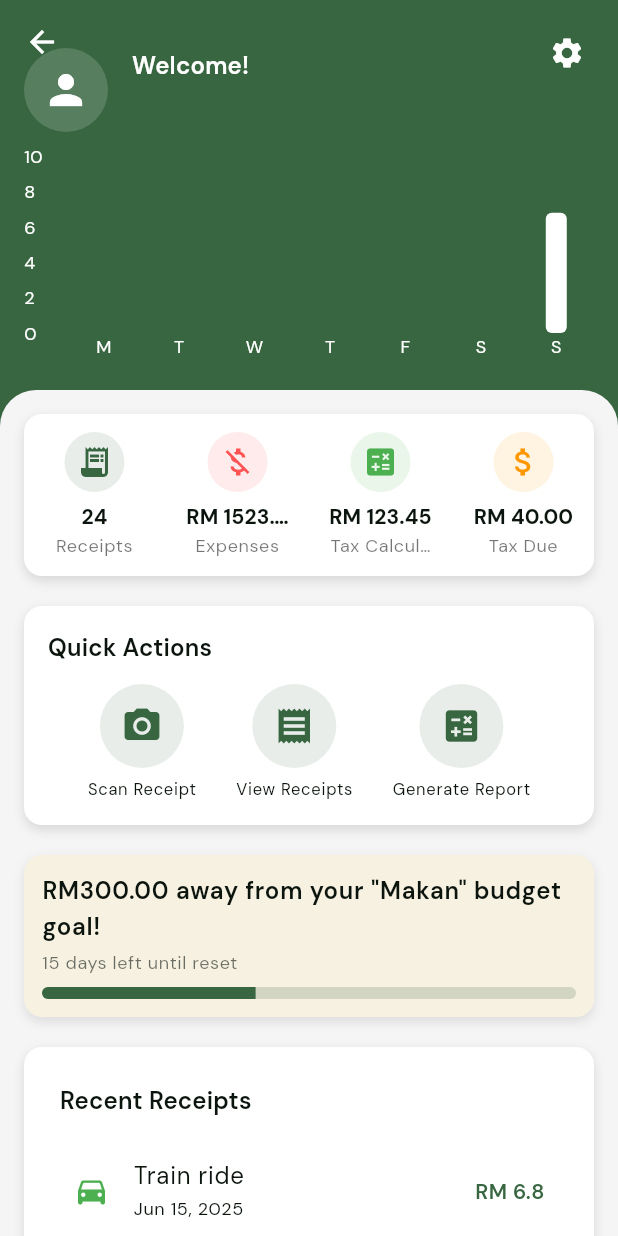
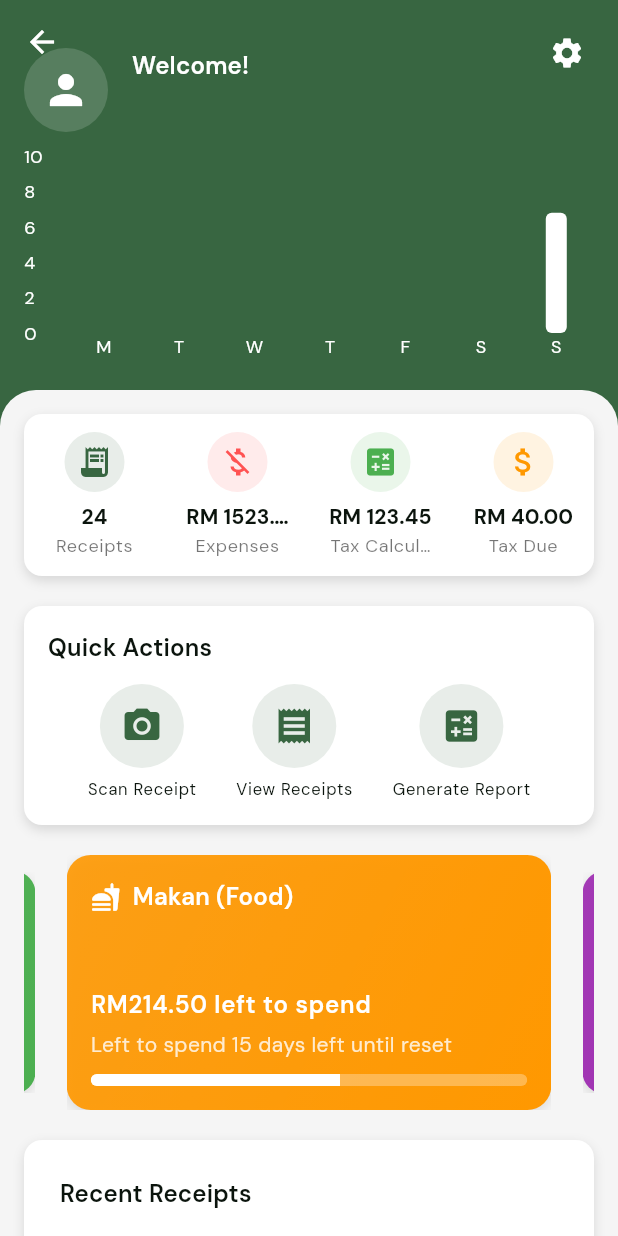
Before and after one commit to vinky0813/tolak_tax, a Flutter app: the DashboardScreen screen opened directly, on a phone screen of 412 x 824 dp. Run offline on Flutter 3.47's test engine with Material 3 defaults, Android fonts, the phone set to English and light mode, and no system bars; drawn by our look-alikes of carousel_slider, fl_chart; our stand-ins replace firebase_auth, firebase_core, flutter_svg, google_sign_in, step_progress_indicator; missing offline and left inert: flutter_facebook_auth; accounts and stored records are empty.

Commit message:
Updated Budget Section in DashboardScreen

```diff
--- a/lib/screens/dashboard_screen.dart
+++ b/lib/screens/dashboard_screen.dart
@@ -2,16 +2,50 @@ import 'package:flutter/material.dart';
 import 'package:provider/provider.dart';
 import 'package:tolak_tax/models/receipt_model.dart';
 import 'package:tolak_tax/services/auth_service.dart';
+import 'package:tolak_tax/utils/category_constants.dart';
+import 'package:tolak_tax/utils/category_helper.dart';
 import 'package:tolak_tax/widgets/gamified_progress.dart';
 import 'package:tolak_tax/widgets/quick_actionbutton.dart';
 import 'package:tolak_tax/widgets/recent_receipts_list.dart';
 import 'package:tolak_tax/widgets/section_container.dart';
 import 'package:tolak_tax/widgets/summary_card.dart';
 import 'package:tolak_tax/widgets/weekly_barchart.dart';
+import 'package:carousel_slider/carousel_slider.dart';
 
-class DashboardScreen extends StatelessWidget {
+class DashboardScreen extends StatefulWidget {
   const DashboardScreen({super.key});
 
+  @override
+  State<DashboardScreen> createState() => _DashboardScreenState();
+}
+
+class _DashboardScreenState extends State<DashboardScreen> {
+
+  late Map<String, double> _budgets;
+  late Map<String, double> _spentAmounts;
+
+  final List<String> _displayCategories = allCategories.where((c) => c != 'All').toList();
+
+  @override
+  void initState() {
+    super.initState();
+
+    _budgets = {
+      'food': 500.0,
+      'shopping': 300.0,
+      'utilities': 400.0,
+      'entertainment': 150.0,
+      'transport': 200.0,
+    };
+
+    _spentAmounts = {
+      'food': 285.50,
+      'shopping': 310.75,
+      'utilities': 150.0,
+      'entertainment': 95.20,
+      'transport': 120.0,
+    };
+  }
   @override
   Widget build(BuildContext context) {
     final theme = Theme.of(context);
@@ -340,11 +374,33 @@ class DashboardScreen extends StatelessWidget {
 
                       const SizedBox(height: 20),
 
-                      GamifiedProgress(
-                        label: 'Makan',
-                        budget: 500.0,
-                        spent: totalMakanExpenses,
-                      ),
+                      CarouselSlider.builder(
+                          itemCount: _displayCategories.length,
+                          itemBuilder: (context, index, realIndex) {
+                            final category = _displayCategories[index];
+                            final budget = _budgets[category] ?? 0.0;
+                            final spent = _spentAmounts[category] ?? 0.0;
+                            final icon = CategoryHelper.getIcon(category);
+                            final label = CategoryHelper.getDisplayName(category);
+                            final color = CategoryHelper.getCategoryColor(category);
+
+                            return GamifiedProgress(
+                                label: label,
+                                icon: icon,
+                                budget: budget,
+                                spent: spent,
+                                color: color,
+                                onTap: () {
+                                  print("pressed");
+                                },);
+                          },
+                          options: CarouselOptions(
+                            autoPlay: true,
+                            autoPlayInterval: const Duration(seconds: 5),
+                            enlargeCenterPage: true,
+                            viewportFraction: 0.85,
+                            height: 170,
+                          )),
 
                       const SizedBox(height: 20),
 
--- a/lib/widgets/gamified_progress.dart
+++ b/lib/widgets/gamified_progress.dart
@@ -2,14 +2,20 @@ import 'package:flutter/material.dart';
 
 class GamifiedProgress extends StatefulWidget {
   final String label;
+  final IconData icon;
   final double budget;
   final double spent;
+  final Color color;
+  final VoidCallback onTap;
 
   const GamifiedProgress({
     super.key,
     required this.label,
+    required this.icon,
     required this.budget,
     required this.spent,
+    required this.color,
+    required this.onTap,
   });
 
   @override
@@ -79,12 +85,37 @@ class _GamifiedProgressState extends State<GamifiedProgress>
     final theme = Theme.of(context);
     final colorScheme = theme.colorScheme;
     final remaining = (widget.budget - widget.spent).clamp(0, widget.budget);
+    final progressValue =
+        (widget.budget > 0) ? (widget.spent / widget.budget) : 0.0;
+    const Color textColor = Colors.white;
+    final Color faintTextColor = Colors.white.withOpacity(0.8);
 
-    return Container(
-      padding: const EdgeInsets.all(12),
+    return InkWell(
+      onTap: widget.onTap,
+      borderRadius: BorderRadius.circular(16),
+      child: Container(
+        child: Stack(children: [
+          Positioned(
+            right: -20,
+            bottom: -20,
+            child: Icon(
+              widget.icon,
+              size: 120,
+              color: Colors.white.withOpacity(0.15),
+            ),
+          ),
+          Container(
+            padding: const EdgeInsets.all(16),
             decoration: BoxDecoration(
-        color: colorScheme.surface,
-        borderRadius: BorderRadius.circular(12),
+              gradient: LinearGradient(
+                colors: [
+                  widget.color.withOpacity(0.9),
+                  widget.color,
+                ],
+                begin: Alignment.topLeft,
+                end: Alignment.bottomRight,
+              ),
+              borderRadius: BorderRadius.circular(16),
               boxShadow: [
                 BoxShadow(
                   color: colorScheme.shadow.withOpacity(0.1),
@@ -96,34 +127,57 @@ class _GamifiedProgressState extends State<GamifiedProgress>
             child: Column(
               crossAxisAlignment: CrossAxisAlignment.start,
               children: [
+                Row(
+                  children: [
+                    Icon(
+                      widget.icon,
+                      color: textColor,
+                      size: 20,
+                    ),
+                    const SizedBox(width: 8),
+                    Text(widget.label,
+                        style: theme.textTheme.titleMedium?.copyWith(
+                          fontWeight: FontWeight.w600,
+                          color: textColor,
+                        )),
+                  ],
+                ),
+                const Spacer(),
                 Text(
-            'RM${remaining.toStringAsFixed(2)} away from your "${widget.label}" budget goal!',
+                  'RM${remaining.toStringAsFixed(2)} left to spend',
                   style: theme.textTheme.bodyLarge?.copyWith(
                     fontWeight: FontWeight.w600,
-              color: colorScheme.onSurface,
+                    color: textColor,
                   ),
                 ),
                 const SizedBox(height: 4),
                 Text(
-            '$_daysLeft days left until reset',
-            style: theme.textTheme.bodySmall?.copyWith(
-              color: colorScheme.onSurface.withOpacity(0.6),
+                  'Left to spend $_daysLeft days left until reset',
+                  style: theme.textTheme.bodyMedium
+                      ?.copyWith(color: faintTextColor),
+                ),
+                const SizedBox(height: 10),
+                AnimatedBuilder(
+                  animation: _progressAnimation,
+                  builder: (context, child) {
+                    final indicatorColor = progressValue > 1.0
+                        ? Colors.red.shade400
+                        : Colors.white;
+                    return ClipRRect(
+                      borderRadius: BorderRadius.circular(10),
+                      child: LinearProgressIndicator(
+                        value: _progressAnimation.value,
+                        backgroundColor: Colors.white.withOpacity(0.3),
+                        valueColor: AlwaysStoppedAnimation(indicatorColor),
+                        minHeight: 8,
+                      ),
+                    );
+                  },
+                ),
+              ],
             ),
           ),
-          const SizedBox(height: 8),
-          AnimatedBuilder(
-            animation: _progressAnimation,
-            builder: (context, child) => ClipRRect(
-              borderRadius: BorderRadius.circular(4),
-              child: LinearProgressIndicator(
-                value: _progressAnimation.value,
-                backgroundColor: colorScheme.primary.withOpacity(0.2),
-                valueColor: AlwaysStoppedAnimation(colorScheme.primary),
-                minHeight: 8,
-              ),
-            ),
-          ),
-        ],
+        ]),
       ),
     );
   }
--- a/pubspec.yaml
+++ b/pubspec.yaml
@@ -47,6 +47,7 @@ dependencies:
   intl: ^0.20.2
   step_progress_indicator: ^1.0.1
   provider: ^6.1.5
+  carousel_slider: ^5.1.1
 
 dev_dependencies:
   flutter_test:
```
Also changed, not shown: pubspec.lock. Lines whose indentation alone changed are shown as unchanged.
